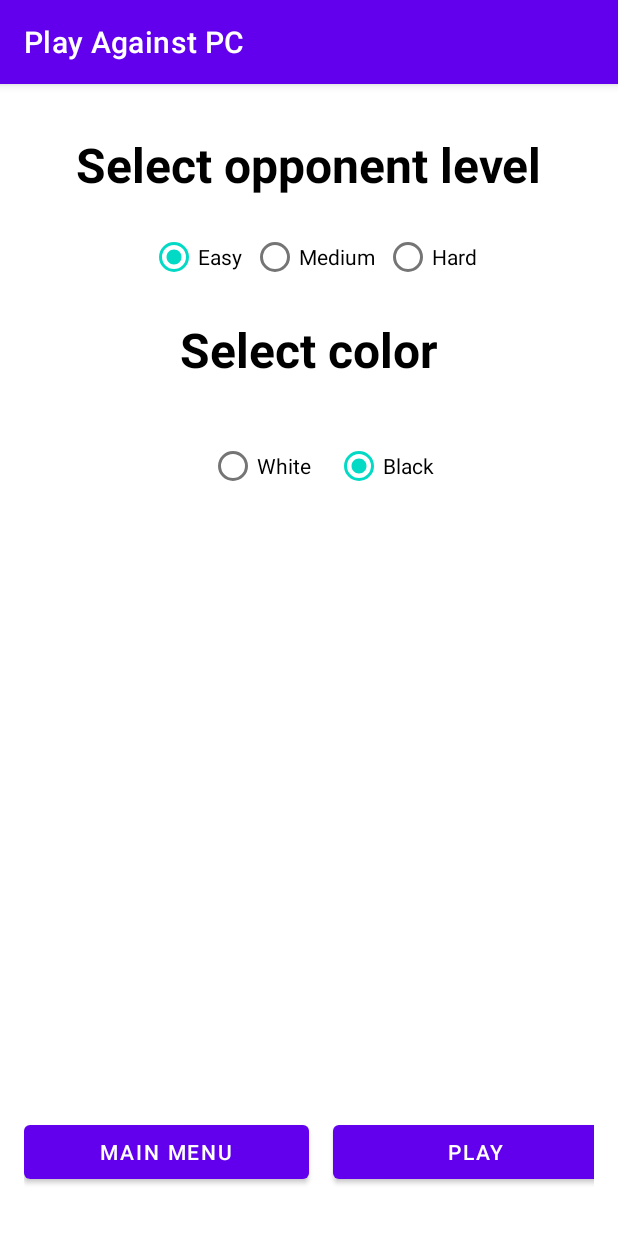
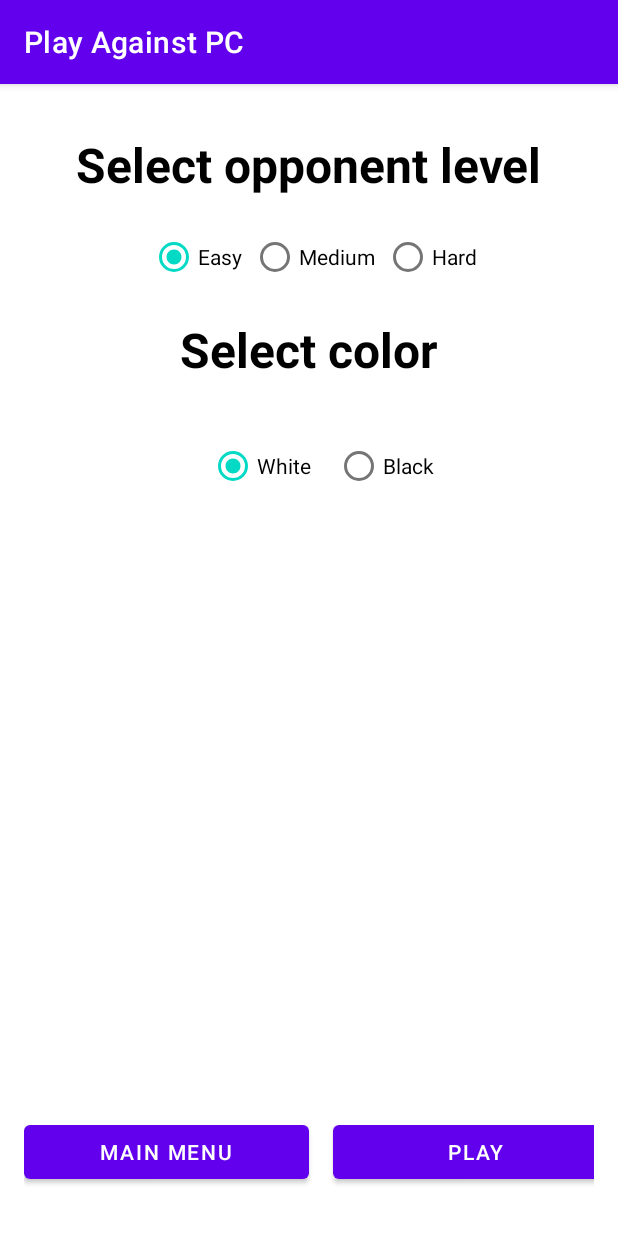
Before and after one commit to Noamko/ChessMate, an Android app: the screen it shows after launch (PlayAgainstPCActivity), after a tap on "PLAY AGAINST PC", on a phone screen of 412 x 824 dp. Run offline under Robolectric (Android 15) with nearby library versions, the phone set to English and light mode, and no system bars.

Commit message:
save color and level to sharereference

```diff
--- a/android/lichess/app/src/main/java/com/example/lichess/PlayAgainstPCActivity.java
+++ b/android/lichess/app/src/main/java/com/example/lichess/PlayAgainstPCActivity.java
@@ -14,6 +14,7 @@ public class PlayAgainstPCActivity extends AppCompatActivity {
     protected void onCreate(Bundle savedInstanceState) {
         super.onCreate(savedInstanceState);
         setContentView(R.layout.activity_play_pc);
+
         // Get references to the views
         RadioGroup colorRadioGroup = findViewById(R.id.group_choose_color);
         RadioGroup levelRadioGroup = findViewById(R.id.group_pc_level);
@@ -21,8 +22,35 @@ public class PlayAgainstPCActivity extends AppCompatActivity {
         // Get the SharedPreferences object
         SharedPreferences sharedPreferences = getSharedPreferences("com.example.lichess", MODE_PRIVATE);
 
-        Button playAgainstPCButton = findViewById(R.id.btn_back_to_menu);
-        playAgainstPCButton.setOnClickListener(v -> {
+        // Set the default values if they are not set yet
+        if (!sharedPreferences.contains("color")) {
+            SharedPreferences.Editor editor = sharedPreferences.edit();
+            editor.putInt("color", R.id.rb_color_white);
+            editor.apply();
+        }
+        if (!sharedPreferences.contains("level")) {
+            SharedPreferences.Editor editor = sharedPreferences.edit();
+            editor.putInt("level", R.id.rb_pc_easy);
+            editor.apply();
+        }
+
+        // Set the selected values in the radio groups
+        colorRadioGroup.check(sharedPreferences.getInt("color", R.id.rb_color_white));
+        levelRadioGroup.check(sharedPreferences.getInt("level", R.id.rb_pc_easy));
+
+        // Set listeners to save the selected values when changed
+        colorRadioGroup.setOnCheckedChangeListener((group, checkedId) -> {
+            SharedPreferences.Editor editor = sharedPreferences.edit();
+            editor.putInt("color", checkedId);
+            editor.apply();
+        });
+        levelRadioGroup.setOnCheckedChangeListener((group, checkedId) -> {
+            SharedPreferences.Editor editor = sharedPreferences.edit();
+            editor.putInt("level", checkedId);
+            editor.apply();
+        });
+        Button returnToMenu = findViewById(R.id.btn_back_to_menu);
+        returnToMenu.setOnClickListener(v -> {
             Intent intent = new Intent(PlayAgainstPCActivity.this, MainActivity.class);
             startActivity(intent);
         });
--- a/android/lichess/app/src/main/res/layout/activity_play_pc.xml
+++ b/android/lichess/app/src/main/res/layout/activity_play_pc.xml
@@ -38,7 +38,7 @@
             android:layout_width="wrap_content"
             android:layout_height="wrap_content"
             android:text="@string/easy_level"
-            android:checked="true"/>
+            />
 
         <!-- Medium level radio button -->
         <RadioButton
@@ -46,7 +46,8 @@
             android:id="@+id/rb_pc_medium"
             android:layout_width="wrap_content"
             android:layout_height="wrap_content"
-            android:text="@string/medium_level"/>
+            android:text="@string/medium_level"
+            android:checked="true"/>
 
         <!-- Hard level radio button -->
         <RadioButton
@@ -96,7 +97,7 @@
             android:layout_width="wrap_content"
             android:layout_height="wrap_content"
             android:text="@string/Black_color"
-            android:checked="true"/>
+            />
     </RadioGroup>
     <!-- Return to main menu button -->
     <Button
```
